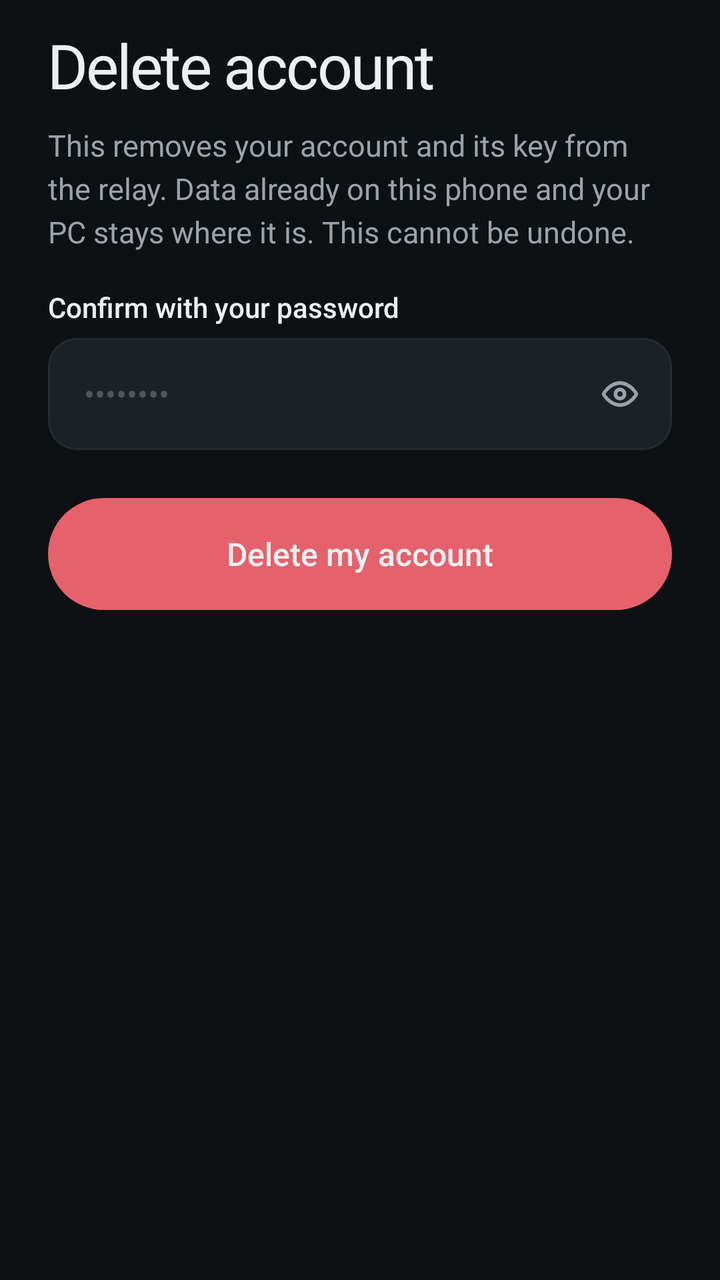
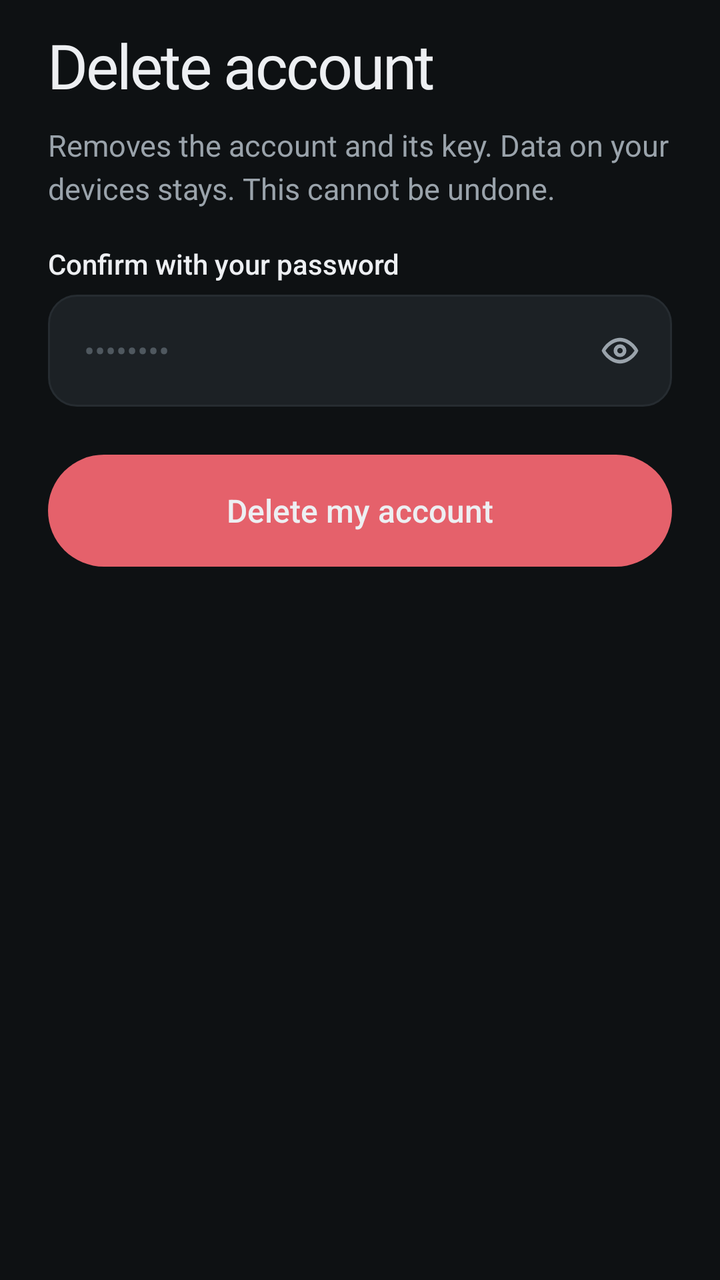

Compare the two renders of this Android layout. The source of the first and the diff that turns it into the second are given below.
<!-- AndroidManifest.xml: application theme Theme.Planj -->
<!-- res/layout/screen_delete.xml -->
<?xml version="1.0" encoding="utf-8"?>
<LinearLayout xmlns:android="http://schemas.android.com/apk/res/android"
    android:layout_width="match_parent"
    android:layout_height="wrap_content"
    android:orientation="vertical"
    android:paddingHorizontal="24dp"
    android:paddingTop="8dp"
    android:paddingBottom="32dp">

        <TextView style="@style/Auth.Title" android:text="Delete account" />
        <TextView android:id="@+id/blurb" style="@style/Auth.Blurb" android:text="This removes your account and its key from the relay. Data already on this phone and your PC stays where it is. This cannot be undone." />
        <TextView android:id="@+id/error" style="@style/Auth.Error" />
        <TextView style="@style/Auth.Label" android:text="Confirm with your password" />
        <FrameLayout
            android:layout_width="match_parent"
            android:layout_height="wrap_content"
            android:layout_marginTop="6dp">

            <EditText
                android:id="@+id/password"
                style="@style/Auth.Field"
                android:layout_marginTop="0dp"
                android:hint="••••••••"
                android:imeOptions="actionDone"
                android:inputType="textPassword" android:paddingEnd="52dp" />

            <ImageButton
                android:id="@+id/password_eye"
                android:layout_width="44dp"
                android:layout_height="44dp"
                android:layout_gravity="end|center_vertical"
                android:layout_marginEnd="4dp"
                android:background="@drawable/btn_text"
                android:contentDescription="Show password"
                android:src="@drawable/ic_eye"
                android:tint="@color/muted" />
        </FrameLayout>
        <TextView android:id="@+id/password_hint" style="@style/Auth.Hint" />
        <FrameLayout
            android:layout_width="match_parent"
            android:layout_height="wrap_content">
            <Button android:id="@+id/btn_submit" style="@style/Auth.Primary" android:backgroundTint="@color/bad" android:text="Delete my account" android:textColor="@color/text" />
            <ProgressBar android:id="@+id/progress" android:layout_width="22dp" android:layout_height="22dp" android:layout_gravity="center" android:layout_marginTop="20dp" android:indeterminateTint="@color/text" android:visibility="gone" />
        </FrameLayout>
</LinearLayout>
<!-- resources referenced by this layout -->
<resources>
  <color name="bad">#E5616B</color>
  <color name="muted">#9AA3AB</color>
  <color name="text">#EDEFF2</color>
  <!-- drawable btn_text (drawable) -->
  <?xml version="1.0" encoding="utf-8"?>
  <ripple xmlns:android="http://schemas.android.com/apk/res/android" android:color="@color/ripple">
      <item>
          <shape android:shape="rectangle">
              <solid android:color="#00000000" />
              <corners android:radius="999dp" />
          </shape>
      </item>
  </ripple>
  <style name="Auth.Blurb" parent="Body">
          <item name="android:layout_marginTop">10dp</item>
      </style>
  <style name="Auth.Error" parent="">
          <item name="android:layout_width">match_parent</item>
          <item name="android:layout_height">wrap_content</item>
          <item name="android:layout_marginTop">16dp</item>
          <item name="android:background">@drawable/field_bg_error</item>
          <item name="android:paddingHorizontal">16dp</item>
          <item name="android:paddingVertical">12dp</item>
          <item name="android:textColor">@color/bad</item>
          <item name="android:textSize">14sp</item>
          <item name="android:visibility">gone</item>
      </style>
  <style name="Auth.Hint" parent="">
          <item name="android:layout_width">match_parent</item>
          <item name="android:layout_height">wrap_content</item>
          <item name="android:layout_marginTop">6dp</item>
          <item name="android:paddingHorizontal">4dp</item>
          <item name="android:textColor">@color/bad</item>
          <item name="android:textSize">13sp</item>
          <item name="android:visibility">gone</item>
      </style>
  <style name="Auth.Label" parent="">
          <item name="android:layout_width">wrap_content</item>
          <item name="android:layout_height">wrap_content</item>
          <item name="android:layout_marginTop">18dp</item>
          <item name="android:fontFamily">sans-serif-medium</item>
          <item name="android:textColor">@color/text</item>
          <item name="android:textSize">14sp</item>
      </style>
  <style name="Auth.Primary" parent="Pill.Primary">
          <item name="android:layout_marginTop">24dp</item>
      </style>
  <style name="Auth.Title" parent="Display.L">
          <item name="android:layout_marginTop">8dp</item>
      </style>
  <color name="ripple">#22FFFFFF</color>
  <style name="Body" parent="">
          <item name="android:layout_width">match_parent</item>
          <item name="android:layout_height">wrap_content</item>
          <item name="android:lineSpacingExtra">4dp</item>
          <item name="android:textColor">@color/muted</item>
          <item name="android:textSize">15sp</item>
      </style>
  <!-- drawable field_bg_error (drawable) -->
  <?xml version="1.0" encoding="utf-8"?>
  <shape xmlns:android="http://schemas.android.com/apk/res/android" android:shape="rectangle">
      <solid android:color="@color/surface_alt" />
      <corners android:radius="14dp" />
      <stroke android:width="1.5dp" android:color="@color/bad" />
  </shape>
  <color name="idle">#4F585F</color>
  <style name="Pill.Primary">
          <item name="android:background">@drawable/btn_primary</item>
          <item name="android:textColor">@color/on_accent</item>
      </style>
  <style name="Display.L">
          <item name="android:textSize">31sp</item>
      </style>
  <color name="bg">#0E1113</color>
  <color name="accent">#2EC4B6</color>
  <style name="PageTransitions" parent="@android:style/Animation.Activity">
          <item name="android:activityOpenEnterAnimation">@anim/slide_in_right</item>
          <item name="android:activityOpenExitAnimation">@anim/slide_out_left</item>
          <item name="android:activityCloseEnterAnimation">@anim/slide_in_left</item>
          <item name="android:activityCloseExitAnimation">@anim/slide_out_right</item>
      </style>
  <color name="surface_alt">#1C2125</color>
  <color name="border">#262C31</color>
  <color name="on_accent">#06211E</color>
  <color name="accent_dim">#1F5F5A</color>
  <!-- unchanged entries left out for length: 7 -->
</resources>

<!-- the commit's change to res/layout/screen_delete.xml (unified diff, before → after) -->
@@ -8,7 +8,7 @@
     android:paddingBottom="32dp">
 
         <TextView style="@style/Auth.Title" android:text="Delete account" />
-        <TextView android:id="@+id/blurb" style="@style/Auth.Blurb" android:text="This removes your account and its key from the relay. Data already on this phone and your PC stays where it is. This cannot be undone." />
+        <TextView android:id="@+id/blurb" style="@style/Auth.Blurb" android:text="Removes the account and its key. Data on your devices stays. This cannot be undone." />
         <TextView android:id="@+id/error" style="@style/Auth.Error" />
         <TextView style="@style/Auth.Label" android:text="Confirm with your password" />
         <FrameLayout
